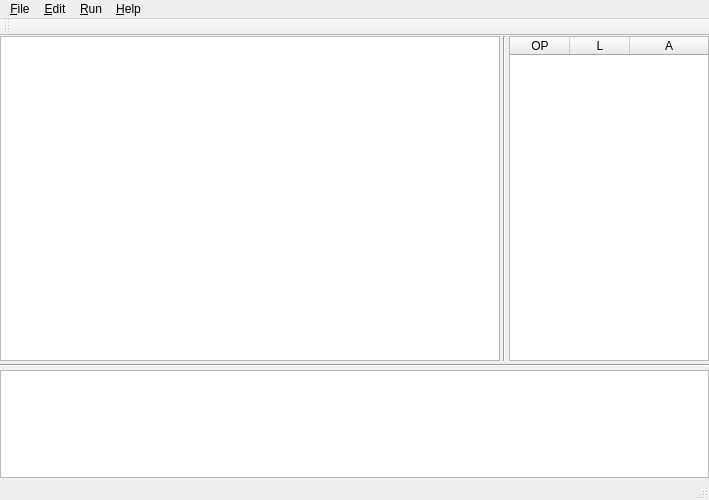
First picture: the form in Pl0CompilerQt/Pl0CompilerQt.ui, repository happen2me/PL0Compiler-Qt, before the edit.
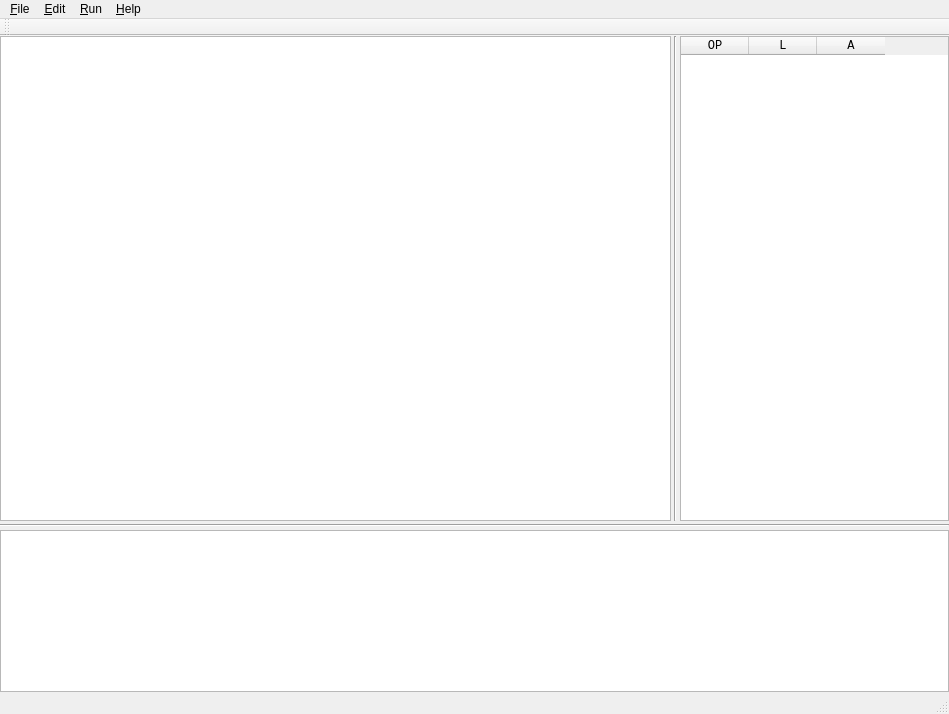
Second picture: the form after the edit.

```diff
--- a/Pl0CompilerQt/Pl0CompilerQt.ui
+++ b/Pl0CompilerQt/Pl0CompilerQt.ui
@@ -6,8 +6,8 @@
    <rect>
     <x>0</x>
     <y>0</y>
-    <width>709</width>
-    <height>500</height>
+    <width>949</width>
+    <height>714</height>
    </rect>
   </property>
   <property name="windowTitle">
@@ -57,6 +57,11 @@
       </item>
       <item row="2" column="0" colspan="3">
        <widget class="QTextEdit" name="console">
+        <property name="font">
+         <font>
+          <family>Consolas</family>
+         </font>
+        </property>
         <property name="contextMenuPolicy">
          <enum>Qt::PreventContextMenu</enum>
         </property>
@@ -73,6 +78,11 @@
           <verstretch>0</verstretch>
          </sizepolicy>
         </property>
+        <property name="font">
+         <font>
+          <family>Consolas</family>
+         </font>
+        </property>
         <property name="sortingEnabled">
          <bool>false</bool>
         </property>
@@ -83,10 +93,10 @@
          <bool>true</bool>
         </attribute>
         <attribute name="horizontalHeaderDefaultSectionSize">
-         <number>60</number>
+         <number>68</number>
         </attribute>
         <attribute name="horizontalHeaderStretchLastSection">
-         <bool>true</bool>
+         <bool>false</bool>
         </attribute>
         <attribute name="verticalHeaderCascadingSectionResizes">
          <bool>false</bool>
@@ -120,7 +130,7 @@
     <rect>
      <x>0</x>
      <y>0</y>
-     <width>709</width>
+     <width>949</width>
      <height>26</height>
     </rect>
    </property>
```
